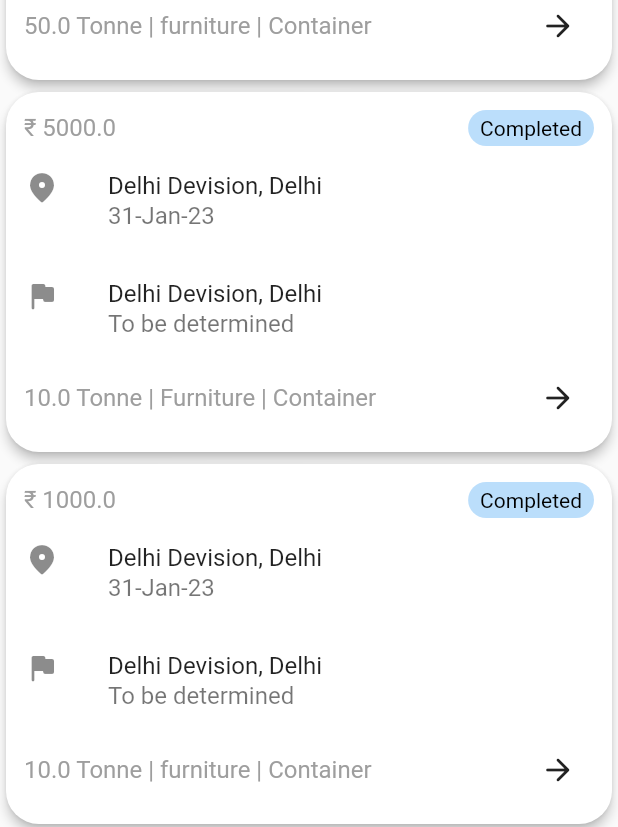
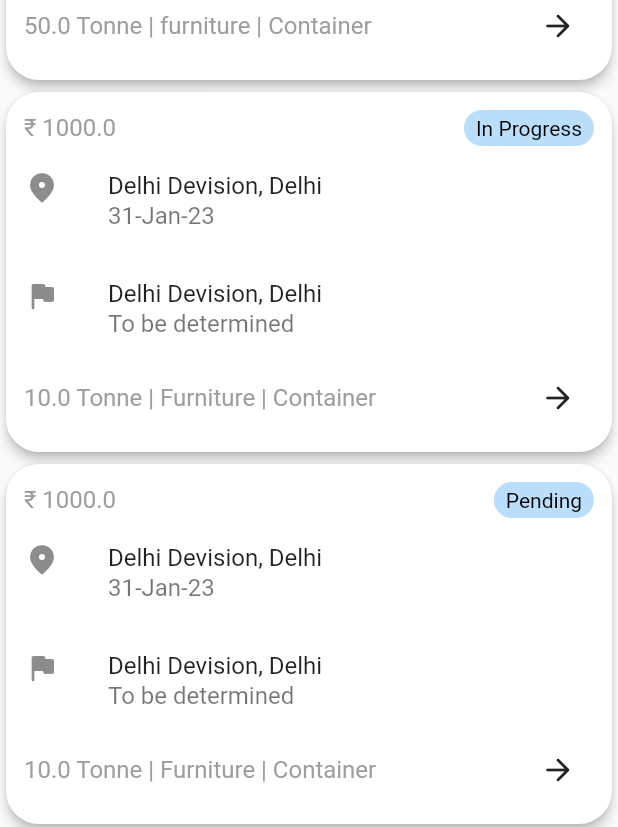
Before and after one commit to tarunjain3/Move, a Flutter app: the screen it shows after launch, scrolled down 523 dp, on a phone screen of 412 x 824 dp. Shown: the part 406-1233 px from the top of the screen. Run offline on Flutter 3.47's test engine with Material 2 defaults, Android fonts, the phone set to English and light mode, and no system bars.

Commit message:
fix: filter orders list based on status of order

```diff
--- a/lib/data/orders.dart
+++ b/lib/data/orders.dart
@@ -1,6 +1,6 @@
 import '../model/order.dart';
 
-const List<Order> ordersList = [
+const List<Order> allOrdersList = [
   Order(
     id: '1',
     price: '₹ 2000.0',
@@ -121,4 +121,28 @@ const List<Order> ordersList = [
     deliveryDate: '31-Jan-23',
     status: 'Completed',
   ),
+  Order(
+    id: '11',
+    price: '₹ 1000.0',
+    quantity: '10.0',
+    material: 'Furniture',
+    vehicle: 'Container',
+    pickup: 'Delhi Devision, Delhi',
+    pickupDate: 'To be determined',
+    delivery: 'Delhi Devision, Delhi',
+    deliveryDate: '31-Jan-23',
+    status: 'In Progress',
+  ),
+  Order(
+    id: '12',
+    price: '₹ 1000.0',
+    quantity: '10.0',
+    material: 'Furniture',
+    vehicle: 'Container',
+    pickup: 'Delhi Devision, Delhi',
+    pickupDate: 'To be determined',
+    delivery: 'Delhi Devision, Delhi',
+    deliveryDate: '31-Jan-23',
+    status: 'Pending',
+  ),
 ];
--- a/lib/home_page.dart
+++ b/lib/home_page.dart
@@ -12,7 +12,7 @@ class HomePage extends StatelessWidget {
       child: Scaffold(
         appBar: AppBar(
           title: const Text('My Loads'),
-          bottom:  TabBar(
+          bottom: TabBar(
             indicatorColor: const Color(0xFF4FC3F7),
             indicatorWeight: 5,
             labelColor: const Color(0xFF4FC3F7),
@@ -29,9 +29,9 @@ class HomePage extends StatelessWidget {
             children: [
               Center(
                   child: Orders(
-                type: 'Ongoing',
+                type: 'ongoing',
               )),
-              Center(child: Orders(type: 'Past')),
+              Center(child: Orders(type: 'past')),
             ],
           ),
         ),
--- a/lib/orders.dart
+++ b/lib/orders.dart
@@ -1,12 +1,25 @@
 import 'package:flutter/material.dart';
 import './data/orders.dart';
+import './model/order.dart';
 
 class Orders extends StatelessWidget {
   final String type;
   const Orders({Key? key, required this.type}) : super(key: key);
+  List<Order> getOrders() {
+    if (type == 'past') {
+      return allOrdersList
+          .where((order) => order.status == 'Completed')
+          .toList();
+    } else {
+      return allOrdersList
+          .where((order) => order.status != 'Completed')
+          .toList();
+    }
+  }
 
   @override
   Widget build(BuildContext context) {
+    final List<Order> ordersList = getOrders();
     return ListView.builder(
       itemCount: ordersList.length,
       itemBuilder: (context, index) {
```
